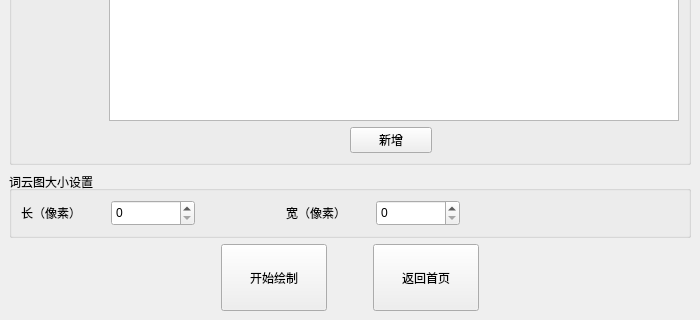
Above: resources/Weight.ui from CFRFREE/WordCloud before the change; both pictures show x 0 to 700 and y 380 to 700 of the 700 by 700 pixel window. Below: the same form after it.
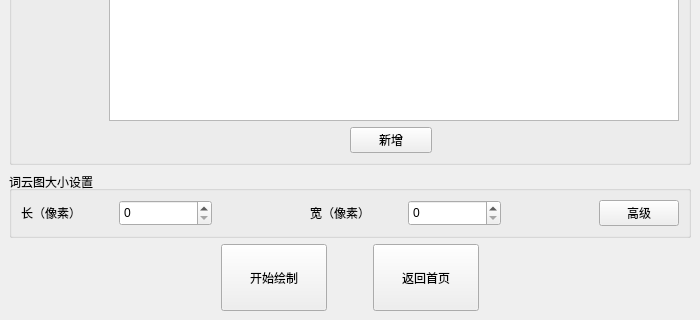
That is the form after the change.

Commit message: 增加Advanced功能

What changed in the file:
```diff
--- a/resources/Weight.ui
+++ b/resources/Weight.ui
@@ -194,9 +194,9 @@
       <property name="checkable">
        <bool>false</bool>
       </property>
-      <layout class="QHBoxLayout" name="horizontalLayout_6" stretch="2,1">
+      <layout class="QHBoxLayout" name="horizontalLayout_6" stretch="2">
        <item>
-        <layout class="QHBoxLayout" name="horizontalLayout_4" stretch="1,1,1,1,1">
+        <layout class="QHBoxLayout" name="horizontalLayout_4" stretch="1,1,1,1,1,1,0">
          <property name="sizeConstraint">
           <enum>QLayout::SetDefaultConstraint</enum>
          </property>
@@ -262,8 +262,6 @@
            </property>
           </widget>
          </item>
-        </layout>
-       </item>
        <item>
         <spacer name="horizontalSpacer_3">
          <property name="orientation">
@@ -276,6 +274,15 @@
           </size>
          </property>
         </spacer>
+         </item>
+         <item>
+          <widget class="QPushButton" name="ButtonToAdvanced">
+           <property name="text">
+            <string>高级</string>
+           </property>
+          </widget>
+         </item>
+        </layout>
        </item>
       </layout>
      </widget>
```
Lines whose indentation alone changed are shown as unchanged. The commit also changes 5 other files.
